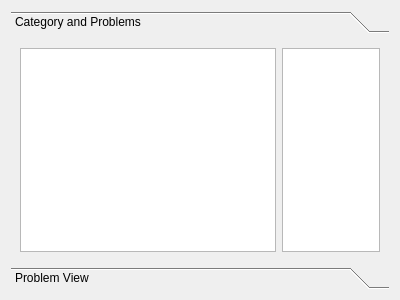
Before: the Qt Designer form src/widgets/problemswidget.ui in jgcoded/UVA-Arena-Qt, drawn with Qt 5.
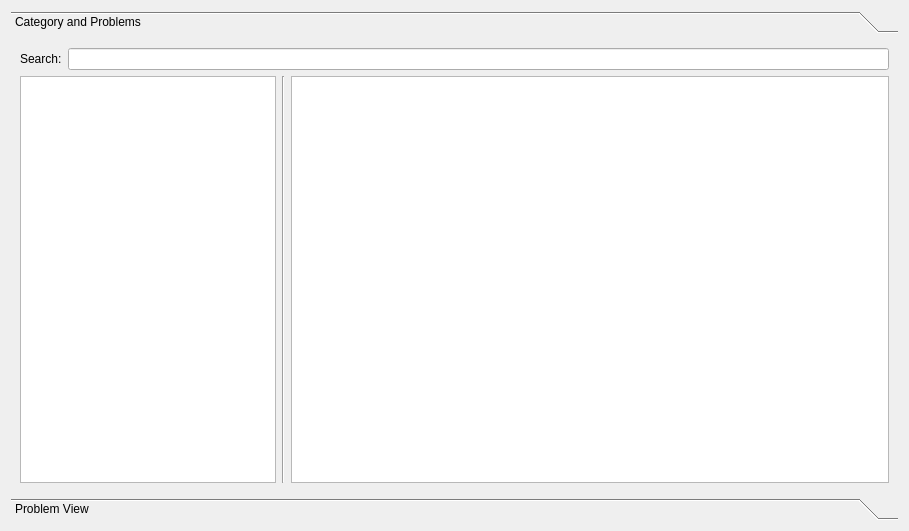
After: the same form once the commit is applied.

Commit message: ProblemsWidget: allow searching and filtering in the problemsTableView

```diff
--- a/src/widgets/problemswidget.ui
+++ b/src/widgets/problemswidget.ui
@@ -6,14 +6,14 @@
    <rect>
     <x>0</x>
     <y>0</y>
-    <width>400</width>
-    <height>300</height>
+    <width>909</width>
+    <height>531</height>
    </rect>
   </property>
   <property name="windowTitle">
    <string>Form</string>
   </property>
-  <layout class="QVBoxLayout" name="verticalLayout">
+  <layout class="QVBoxLayout" name="verticalLayout" stretch="0">
    <item>
     <widget class="QToolBox" name="toolBox">
      <property name="currentIndex">
@@ -24,17 +24,40 @@
        <rect>
         <x>0</x>
         <y>0</y>
-        <width>378</width>
-        <height>216</height>
+        <width>887</width>
+        <height>447</height>
        </rect>
       </property>
       <attribute name="label">
        <string>Category and Problems</string>
       </attribute>
-      <layout class="QHBoxLayout" name="horizontalLayout" stretch="0,3">
+      <layout class="QVBoxLayout" name="verticalLayout_2">
+       <item>
+        <layout class="QHBoxLayout" name="horizontalLayout_2">
+         <item>
+          <widget class="QLabel" name="label">
+           <property name="text">
+            <string>Search:</string>
+           </property>
+          </widget>
+         </item>
+         <item>
+          <widget class="QLineEdit" name="searchProblemsLineEdit"/>
+         </item>
+        </layout>
+       </item>
+       <item>
+        <layout class="QHBoxLayout" name="horizontalLayout" stretch="0,0,3">
        <item>
         <widget class="QTreeView" name="categoryTreeView"/>
        </item>
+         <item>
+          <widget class="Line" name="line">
+           <property name="orientation">
+            <enum>Qt::Vertical</enum>
+           </property>
+          </widget>
+         </item>
        <item>
         <widget class="QTableView" name="problemsTableView">
          <property name="editTriggers">
@@ -55,6 +78,9 @@
          <property name="selectionBehavior">
           <enum>QAbstractItemView::SelectRows</enum>
          </property>
+           <property name="sortingEnabled">
+            <bool>true</bool>
+           </property>
          <attribute name="horizontalHeaderCascadingSectionResizes">
           <bool>false</bool>
          </attribute>
@@ -64,6 +90,8 @@
         </widget>
        </item>
       </layout>
+       </item>
+      </layout>
      </widget>
      <widget class="QWidget" name="page_2">
       <property name="geometry">
```
Left out of the diff: 4 changed lines with no effect on the pictures. Lines whose indentation alone changed are shown as unchanged. The commit also changes 4 other files.
